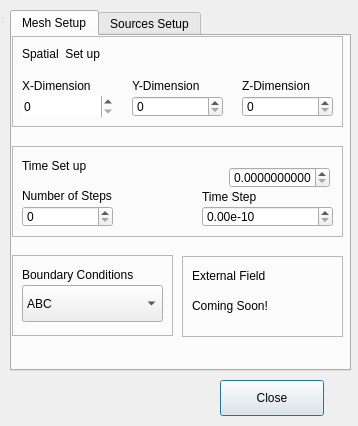
First picture: the form in REDonFDTDGUI/optionwindow.ui, repository JBlack93/REDonFDTD, before the edit.
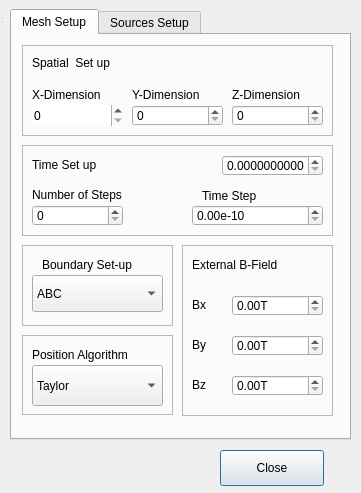
Second picture: the form after the edit.

Commit message: Add External Field to GUI

```diff
--- a/REDonFDTDGUI/optionwindow.ui
+++ b/REDonFDTDGUI/optionwindow.ui
@@ -6,8 +6,8 @@
    <rect>
     <x>0</x>
     <y>0</y>
-    <width>358</width>
-    <height>426</height>
+    <width>361</width>
+    <height>493</height>
    </rect>
   </property>
   <property name="windowTitle">
@@ -19,16 +19,16 @@
      <x>0</x>
      <y>0</y>
      <width>361</width>
-     <height>421</height>
+     <height>491</height>
     </rect>
    </property>
    <widget class="QTabWidget" name="tabWidget">
     <property name="geometry">
      <rect>
       <x>10</x>
-      <y>10</y>
+      <y>9</y>
       <width>341</width>
-      <height>361</height>
+      <height>431</height>
      </rect>
     </property>
     <property name="currentIndex">
@@ -41,9 +41,9 @@
      <widget class="QFrame" name="spaceFrame">
       <property name="geometry">
        <rect>
-        <x>0</x>
-        <y>0</y>
-        <width>331</width>
+        <x>10</x>
+        <y>10</y>
+        <width>311</width>
         <height>91</height>
        </rect>
       </property>
@@ -56,7 +56,7 @@
       <widget class="QSpinBox" name="zDimBox">
        <property name="geometry">
         <rect>
-         <x>230</x>
+         <x>210</x>
          <y>60</y>
          <width>91</width>
          <height>21</height>
@@ -66,7 +66,7 @@
       <widget class="QLabel" name="zLabel">
        <property name="geometry">
         <rect>
-         <x>230</x>
+         <x>210</x>
          <y>40</y>
          <width>91</width>
          <height>19</height>
@@ -79,7 +79,7 @@
       <widget class="QSpinBox" name="yDimBox">
        <property name="geometry">
         <rect>
-         <x>120</x>
+         <x>110</x>
          <y>60</y>
          <width>91</width>
          <height>21</height>
@@ -89,7 +89,7 @@
       <widget class="QLabel" name="yLabel">
        <property name="geometry">
         <rect>
-         <x>120</x>
+         <x>110</x>
          <y>40</y>
          <width>91</width>
          <height>20</height>
@@ -157,9 +157,9 @@
      <widget class="QFrame" name="timeFrame">
       <property name="geometry">
        <rect>
-        <x>0</x>
+        <x>10</x>
         <y>110</y>
-        <width>331</width>
+        <width>311</width>
         <height>91</height>
        </rect>
       </property>
@@ -195,7 +195,7 @@
       <widget class="QDoubleSpinBox" name="timeStepBox">
        <property name="geometry">
         <rect>
-         <x>190</x>
+         <x>170</x>
          <y>60</y>
          <width>131</width>
          <height>21</height>
@@ -224,7 +224,7 @@
       <widget class="QLabel" name="timeStepLabel">
        <property name="geometry">
         <rect>
-         <x>190</x>
+         <x>180</x>
          <y>40</y>
          <width>111</width>
          <height>21</height>
@@ -240,8 +240,8 @@
        </property>
        <property name="geometry">
         <rect>
-         <x>217</x>
-         <y>21</y>
+         <x>200</x>
+         <y>10</y>
          <width>101</width>
          <height>21</height>
         </rect>
@@ -251,12 +251,119 @@
        </property>
       </widget>
      </widget>
+     <widget class="QFrame" name="ExternalFieldFrame">
+      <property name="geometry">
+       <rect>
+        <x>170</x>
+        <y>210</y>
+        <width>151</width>
+        <height>171</height>
+       </rect>
+      </property>
+      <property name="frameShape">
+       <enum>QFrame::StyledPanel</enum>
+      </property>
+      <property name="frameShadow">
+       <enum>QFrame::Raised</enum>
+      </property>
+      <widget class="QLabel" name="externalLabel">
+       <property name="geometry">
+        <rect>
+         <x>10</x>
+         <y>10</y>
+         <width>151</width>
+         <height>19</height>
+        </rect>
+       </property>
+       <property name="text">
+        <string>External B-Field</string>
+       </property>
+      </widget>
+      <widget class="QDoubleSpinBox" name="ExBxSpinBox">
+       <property name="geometry">
+        <rect>
+         <x>50</x>
+         <y>50</y>
+         <width>91</width>
+         <height>21</height>
+        </rect>
+       </property>
+       <property name="suffix">
+        <string>T</string>
+       </property>
+      </widget>
+      <widget class="QDoubleSpinBox" name="ExBySpinBox">
+       <property name="geometry">
+        <rect>
+         <x>50</x>
+         <y>90</y>
+         <width>91</width>
+         <height>21</height>
+        </rect>
+       </property>
+       <property name="suffix">
+        <string>T</string>
+       </property>
+      </widget>
+      <widget class="QDoubleSpinBox" name="ExBzSpinBox">
+       <property name="geometry">
+        <rect>
+         <x>50</x>
+         <y>130</y>
+         <width>91</width>
+         <height>21</height>
+        </rect>
+       </property>
+       <property name="suffix">
+        <string>T</string>
+       </property>
+      </widget>
+      <widget class="QLabel" name="ExBxLabel">
+       <property name="geometry">
+        <rect>
+         <x>10</x>
+         <y>50</y>
+         <width>21</width>
+         <height>19</height>
+        </rect>
+       </property>
+       <property name="text">
+        <string>Bx</string>
+       </property>
+      </widget>
+      <widget class="QLabel" name="ExByLabel">
+       <property name="geometry">
+        <rect>
+         <x>10</x>
+         <y>90</y>
+         <width>21</width>
+         <height>19</height>
+        </rect>
+       </property>
+       <property name="text">
+        <string>By</string>
+       </property>
+      </widget>
+      <widget class="QLabel" name="ExBzLabel">
+       <property name="geometry">
+        <rect>
+         <x>10</x>
+         <y>130</y>
+         <width>21</width>
+         <height>19</height>
+        </rect>
+       </property>
+       <property name="text">
+        <string>Bz</string>
+       </property>
+      </widget>
+     </widget>
      <widget class="QFrame" name="boundaryFrame">
       <property name="geometry">
        <rect>
-        <x>0</x>
-        <y>219</y>
-        <width>161</width>
+        <x>10</x>
+        <y>210</y>
+        <width>151</width>
         <height>81</height>
        </rect>
       </property>
@@ -269,14 +376,14 @@
       <widget class="QLabel" name="boundaryLabel">
        <property name="geometry">
         <rect>
-         <x>10</x>
+         <x>20</x>
          <y>10</y>
          <width>151</width>
          <height>19</height>
         </rect>
        </property>
        <property name="text">
-        <string>Boundary Conditions</string>
+        <string>Boundary Set-up</string>
        </property>
       </widget>
       <widget class="QComboBox" name="boundaryChoice">
@@ -284,7 +391,7 @@
         <rect>
          <x>10</x>
          <y>30</y>
-         <width>141</width>
+         <width>131</width>
          <height>37</height>
         </rect>
        </property>
@@ -295,13 +402,13 @@
        </item>
       </widget>
      </widget>
-     <widget class="QFrame" name="ExternalFieldFrame">
+     <widget class="QFrame" name="algorithmFrame">
       <property name="geometry">
        <rect>
-        <x>170</x>
-        <y>220</y>
-        <width>161</width>
-        <height>81</height>
+        <x>10</x>
+        <y>300</y>
+        <width>151</width>
+        <height>80</height>
        </rect>
       </property>
       <property name="frameShape">
@@ -310,31 +417,33 @@
       <property name="frameShadow">
        <enum>QFrame::Raised</enum>
       </property>
-      <widget class="QLabel" name="externalLabel">
+      <widget class="QLabel" name="algorithmLabel">
        <property name="geometry">
         <rect>
          <x>10</x>
          <y>10</y>
-         <width>151</width>
+         <width>131</width>
          <height>19</height>
         </rect>
        </property>
        <property name="text">
-        <string>External Field</string>
+        <string>Position Algorithm</string>
        </property>
       </widget>
-      <widget class="QLabel" name="label">
+      <widget class="QComboBox" name="algorithmBox">
        <property name="geometry">
         <rect>
          <x>10</x>
-         <y>40</y>
-         <width>111</width>
-         <height>19</height>
+         <y>30</y>
+         <width>131</width>
+         <height>41</height>
         </rect>
        </property>
-       <property name="text">
-        <string>Coming Soon!</string>
-       </property>
+       <item>
+        <property name="text">
+         <string>Taylor </string>
+        </property>
+       </item>
       </widget>
      </widget>
     </widget>
@@ -796,7 +905,7 @@
     <property name="geometry">
      <rect>
       <x>220</x>
-      <y>380</y>
+      <y>450</y>
       <width>104</width>
       <height>36</height>
      </rect>
```
Left out of the diff: 62 changed lines with no effect on the pictures. The commit also changes 2 other files.
